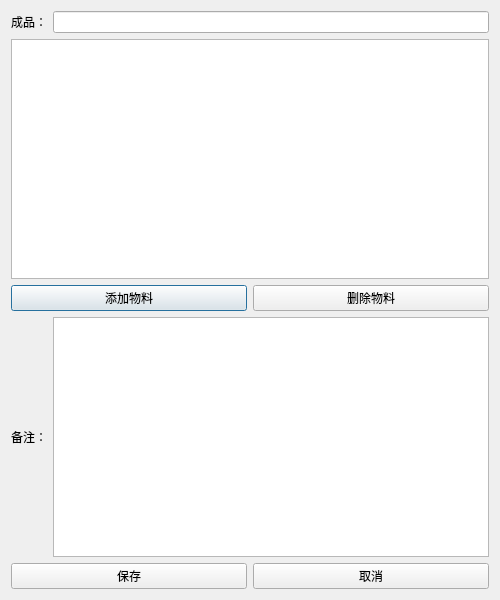
This is BOMdialog.ui in YCX81/ERP as Qt 5 draws it before an edit. The edited form follows.
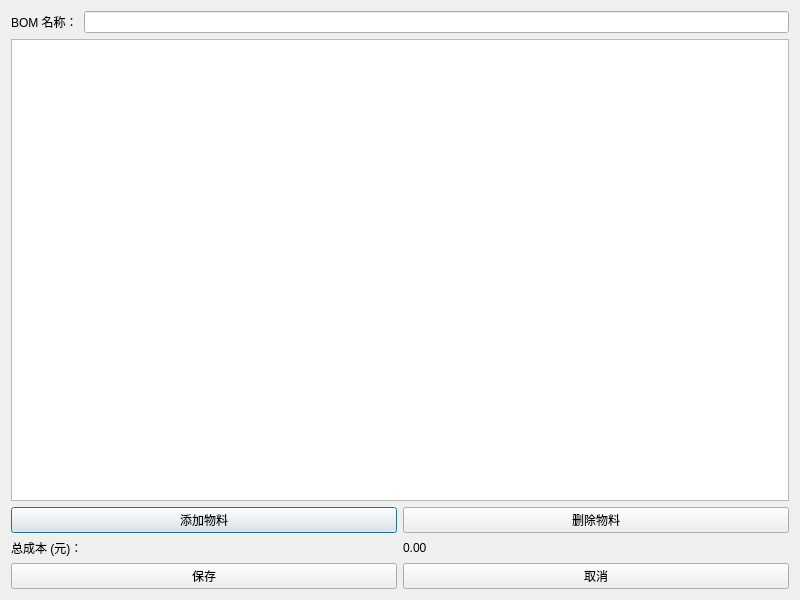
This is the edited form.

The edit to the form file:
```diff
--- a/BOMdialog.ui
+++ b/BOMdialog.ui
@@ -6,7 +6,7 @@
    <rect>
     <x>0</x>
     <y>0</y>
-    <width>500</width>
+    <width>800</width>
     <height>600</height>
    </rect>
   </property>
@@ -19,7 +19,7 @@
      <item>
       <widget class="QLabel" name="bomNameLabel">
        <property name="text">
-        <string>成品：</string>
+        <string>BOM 名称：</string>
        </property>
       </widget>
      </item>
@@ -54,12 +54,16 @@
      <item>
       <widget class="QLabel" name="noteLabel">
        <property name="text">
-        <string>备注：</string>
+        <string>总成本 (元)：</string>
        </property>
       </widget>
      </item>
      <item>
-      <widget class="QTextEdit" name="noteTextEdit"/>
+      <widget class="QLabel" name="totalCostValueLabel">
+       <property name="text">
+        <string>0.00</string>
+       </property>
+      </widget>
      </item>
     </layout>
    </item>
```
Left out of the diff: 29 changed lines with no effect on the pictures.
